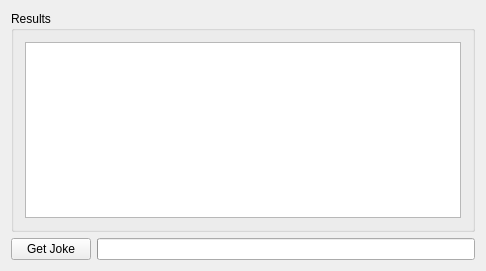
The window that View/mainwindow.ui (jlgerber/chuckit) describes before a commit, drawn with Qt 5.
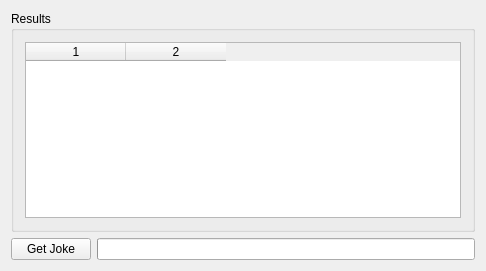
The same window after the commit.

```diff
--- a/View/mainwindow.ui
+++ b/View/mainwindow.ui
@@ -31,7 +31,19 @@
       </property>
       <layout class="QVBoxLayout" name="verticalLayout">
        <item>
-        <widget class="QTableWidget" name="twJoke"/>
+        <widget class="QTableWidget" name="twJoke">
+         <property name="rowCount">
+          <number>0</number>
+         </property>
+         <property name="columnCount">
+          <number>2</number>
+         </property>
+         <attribute name="verticalHeaderVisible">
+          <bool>false</bool>
+         </attribute>
+         <column/>
+         <column/>
+        </widget>
        </item>
       </layout>
      </widget>
```
